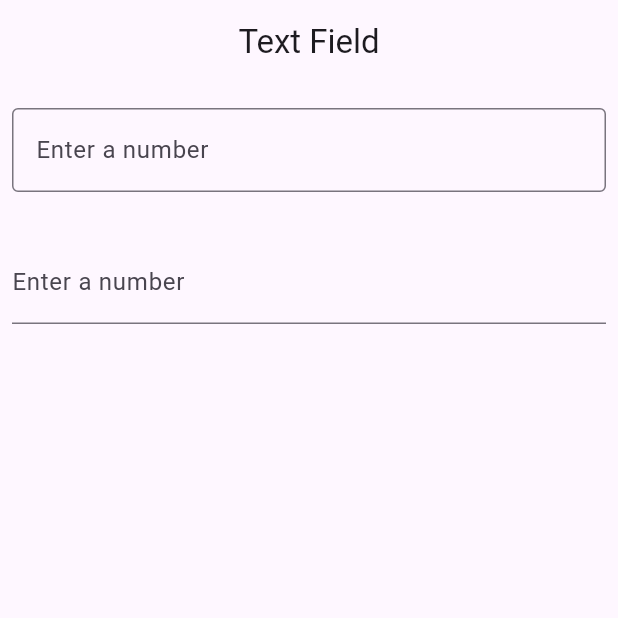
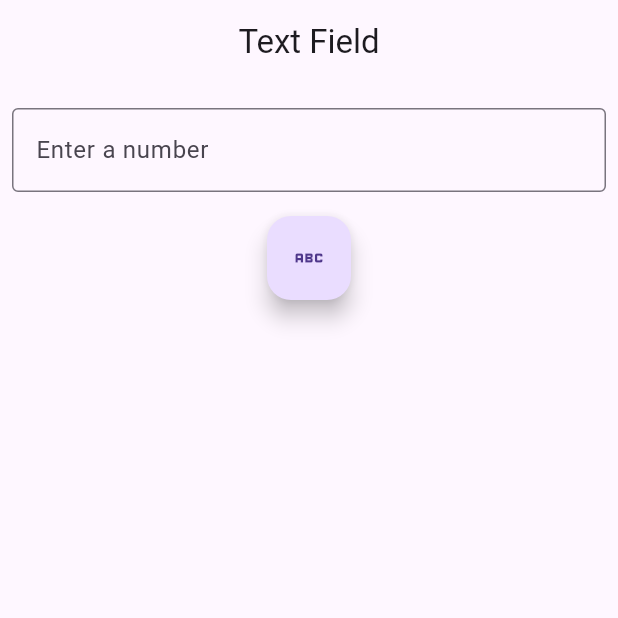
Before and after one commit to Moayadooh/Flutter_practise, a Flutter app: the screen it shows after launch, on a phone screen of 412 x 824 dp, the top half of it. Run offline on Flutter 3.47's test engine with Material 3 defaults, Android fonts, the phone set to English and light mode, and no system bars.

Commit message:
TextEditingController widget

```diff
--- a/input_and_forms/lib/text_field_demo.dart
+++ b/input_and_forms/lib/text_field_demo.dart
@@ -1,25 +1,55 @@
 import 'package:flutter/material.dart';
 
-class TextFieldDemo extends StatelessWidget {
+class TextFieldDemo extends StatefulWidget {
   const TextFieldDemo({super.key});
+
+  @override
+  State<TextFieldDemo> createState() {
+    return _TextFieldDemo();
+  }
+}
+
+class _TextFieldDemo extends State<TextFieldDemo> {
+  final myController = TextEditingController();
+
+  @override
+  void dispose() {
+    myController.dispose();
+    super.dispose();
+  }
 
   @override
   Widget build(BuildContext context) {
     return Column(
       children: [
-        const Padding(
-          padding: EdgeInsets.symmetric(
+        Padding(
+          padding: const EdgeInsets.symmetric(
             vertical: 16,
             horizontal: 8,
           ),
           child: TextField(
-            decoration: InputDecoration(
+            decoration: const InputDecoration(
               border: OutlineInputBorder(),
               hintText: 'Enter a number',
             ),
+            controller: myController,
           ),
         ),
-        Padding(
+        FloatingActionButton(
+          onPressed: () {
+            showDialog(
+              context: context,
+              builder: (context) {
+                return AlertDialog(
+                  content: Text(myController.text),
+                );
+              },
+            );
+          },
+          tooltip: 'Show the value',
+          child: const Icon(Icons.abc),
+        ),
+        /* Padding(
           padding: const EdgeInsets.symmetric(
             vertical: 16,
             horizontal: 8,
@@ -30,7 +60,7 @@ class TextFieldDemo extends StatelessWidget {
               labelText: 'Enter a number',
             ),
           ),
-        ),
+        ), */
       ],
     );
   }
```
